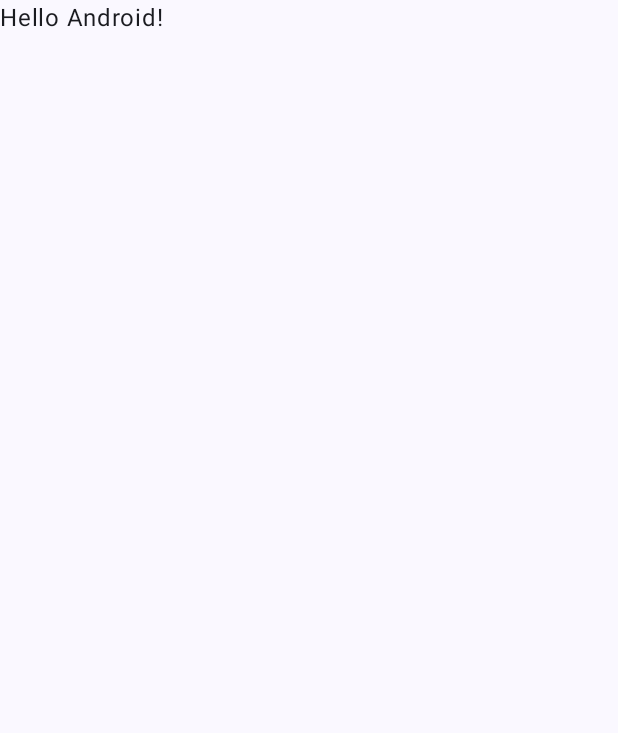
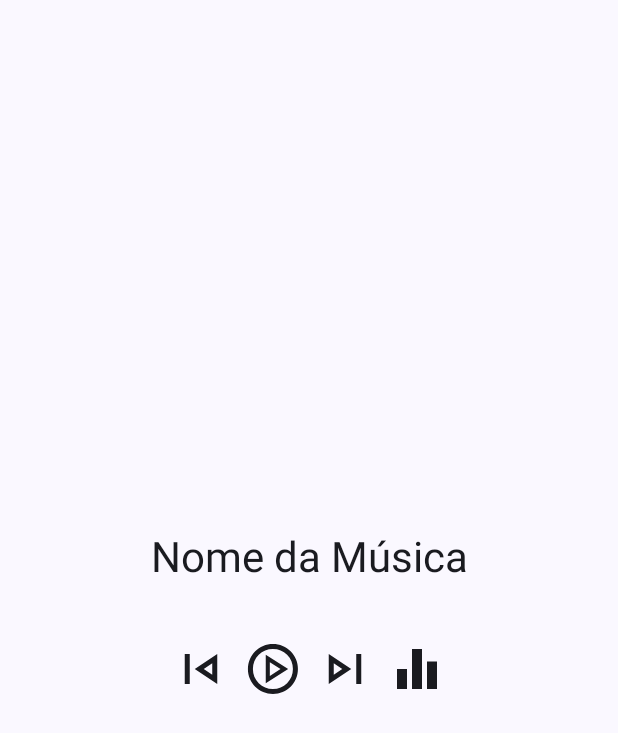
Before and after one commit to francismariano/AudioPlayerWithEqualizer, an Android app built with Jetpack Compose: the screen it shows after launch (MainActivity), on a phone screen of 412 x 824 dp. Before the commit the part shown is almost empty. Shown: the top 733 px of the screen. Run offline under Robolectric (Android 15) with nearby library versions, the phone set to English and light mode, and no system bars.

Commit message:
Implementação da arquitetura MVVM e criação das interfaces.

```diff
--- a/app/build.gradle.kts
+++ b/app/build.gradle.kts
@@ -40,7 +40,6 @@ android {
 }
 
 dependencies {
-
     implementation(libs.androidx.core.ktx)
     implementation(libs.androidx.lifecycle.runtime.ktx)
     implementation(libs.androidx.activity.compose)
@@ -56,4 +55,6 @@ dependencies {
     androidTestImplementation(libs.androidx.ui.test.junit4)
     debugImplementation(libs.androidx.ui.tooling)
     debugImplementation(libs.androidx.ui.test.manifest)
+    // nav controller
+    implementation(libs.navigation)
 }
--- a/app/src/main/java/me/francis/audioplayerwithequalizer/MainActivity.kt
+++ b/app/src/main/java/me/francis/audioplayerwithequalizer/MainActivity.kt
@@ -5,13 +5,12 @@ import androidx.activity.ComponentActivity
 import androidx.activity.compose.setContent
 import androidx.activity.enableEdgeToEdge
 import androidx.compose.foundation.layout.fillMaxSize
-import androidx.compose.foundation.layout.padding
-import androidx.compose.material3.Scaffold
-import androidx.compose.material3.Text
-import androidx.compose.runtime.Composable
+import androidx.compose.material3.MaterialTheme
+import androidx.compose.material3.Surface
 import androidx.compose.ui.Modifier
-import androidx.compose.ui.tooling.preview.Preview
+import me.francis.audioplayerwithequalizer.navigation.NavManager
 import me.francis.audioplayerwithequalizer.ui.theme.AudioPlayerWithEqualizerTheme
+import me.francis.audioplayerwithequalizer.viewModels.PlayerViewModel
 
 class MainActivity : ComponentActivity() {
     override fun onCreate(savedInstanceState: Bundle?) {
@@ -19,29 +18,18 @@ class MainActivity : ComponentActivity() {
         enableEdgeToEdge()
         setContent {
             AudioPlayerWithEqualizerTheme {
-                Scaffold(modifier = Modifier.fillMaxSize()) { innerPadding ->
-                    Greeting(
-                        name = "Android",
-                        modifier = Modifier.padding(innerPadding)
-                    )
+                // A surface container using the 'background' color from the theme
+                Surface(
+                    modifier = Modifier.fillMaxSize(),
+                    color = MaterialTheme.colorScheme.background
+                ) {
+                    // view model
+                    val playerViewModel = PlayerViewModel()
+
+                    // navigation
+                    NavManager(playerViewModel = playerViewModel)
                 }
             }
         }
     }
 }
-
-@Composable
-fun Greeting(name: String, modifier: Modifier = Modifier) {
-    Text(
-        text = "Hello $name!",
-        modifier = modifier
-    )
-}
-
-@Preview(showBackground = true)
-@Composable
-fun GreetingPreview() {
-    AudioPlayerWithEqualizerTheme {
-        Greeting("Android")
-    }
-}
--- /dev/null
+++ b/app/src/main/java/me/francis/audioplayerwithequalizer/navigation/NavManager.kt
@@ -0,0 +1,47 @@
+package me.francis.audioplayerwithequalizer.navigation
+
+import androidx.compose.runtime.Composable
+import androidx.compose.runtime.getValue
+import androidx.compose.runtime.mutableStateOf
+import androidx.compose.runtime.remember
+import androidx.compose.runtime.setValue
+import androidx.navigation.compose.NavHost
+import androidx.navigation.compose.composable
+import androidx.navigation.compose.rememberNavController
+import me.francis.audioplayerwithequalizer.viewModels.EqualizerViewModel
+import me.francis.audioplayerwithequalizer.viewModels.PlayerViewModel
+import me.francis.audioplayerwithequalizer.views.EqualizerView
+import me.francis.audioplayerwithequalizer.views.MediaPlayerUI
+
+@Composable
+internal fun NavManager(
+    playerViewModel: PlayerViewModel
+) {
+    val navController = rememberNavController()
+
+    NavHost(
+        navController = navController,
+        startDestination = "playerView"
+    ) {
+        composable(route = "playerView") {
+            // todo: colocar esses estados na viewModel
+            var isPlaying by remember { mutableStateOf(false) }
+            var currentSong by remember { mutableStateOf("Nome da Música") }
+
+            MediaPlayerUI(
+                songTitle = currentSong,
+                isPlaying = isPlaying,
+                navController = navController,
+                playerViewModel = playerViewModel
+            )
+        }
+
+        // navegação para o equalizador
+        composable(route = "equalizer") {
+            EqualizerView(
+                navController = navController,
+                equalizerViewModel = EqualizerViewModel(),
+            )
+        }
+    }
+}
--- /dev/null
+++ b/app/src/main/java/me/francis/audioplayerwithequalizer/views/PlayerView.kt
@@ -0,0 +1,86 @@
+package me.francis.audioplayerwithequalizer.views
+
+import androidx.compose.foundation.layout.Arrangement
+import androidx.compose.foundation.layout.Column
+import androidx.compose.foundation.layout.Row
+import androidx.compose.foundation.layout.Spacer
+import androidx.compose.foundation.layout.fillMaxSize
+import androidx.compose.foundation.layout.height
+import androidx.compose.foundation.layout.padding
+import androidx.compose.foundation.layout.size
+import androidx.compose.material3.Icon
+import androidx.compose.material3.IconButton
+import androidx.compose.material3.MaterialTheme
+import androidx.compose.material3.Text
+import androidx.compose.runtime.Composable
+import androidx.compose.ui.Alignment
+import androidx.compose.ui.Modifier
+import androidx.compose.ui.res.painterResource
+import androidx.compose.ui.text.style.TextAlign
+import androidx.compose.ui.unit.dp
+import androidx.navigation.NavController
+import me.francis.audioplayerwithequalizer.R
+import me.francis.audioplayerwithequalizer.viewModels.PlayerViewModel
+
+@Composable
+internal fun MediaPlayerUI(
+    songTitle: String,
+    isPlaying: Boolean,
+    navController: NavController,
+    playerViewModel: PlayerViewModel,
+) {
+    Column(
+        modifier = Modifier
+            .fillMaxSize()
+            .padding(24.dp),
+        horizontalAlignment = Alignment.CenterHorizontally,
+        verticalArrangement = Arrangement.Center
+    ) {
+        Text(
+            text = songTitle,
+            style = MaterialTheme.typography.headlineMedium,
+            textAlign = TextAlign.Center
+        )
+
+        Spacer(modifier = Modifier.height(32.dp))
+
+        Row(
+            horizontalArrangement = Arrangement.Center,
+            verticalAlignment = Alignment.CenterVertically
+        ) {
+            IconButton(onClick = playerViewModel::previousTrack) {
+                Icon(
+                    painter = painterResource(R.drawable.previous),
+                    contentDescription = "Faixa anterior",
+                    modifier = Modifier.size(48.dp)
+                )
+            }
+
+            IconButton(onClick = playerViewModel::playPause) {
+                Icon(
+                    painter = if (isPlaying) painterResource(R.drawable.pause) else painterResource(
+                        R.drawable.play
+                    ),
+                    contentDescription = if (isPlaying) "Pausar" else "Tocar",
+                    modifier = Modifier.size(64.dp)
+                )
+            }
+
+            IconButton(onClick = playerViewModel::nextTrack) {
+                Icon(
+                    painter = painterResource(R.drawable.next),
+                    contentDescription = "Próxima faixa",
+                    modifier = Modifier.size(48.dp)
+                )
+            }
+
+            IconButton(onClick = { navController.navigate("equalizer") }) {
+                Icon(
+                    painter = painterResource(R.drawable.equalizer),
+                    contentDescription = "Próxima faixa",
+                    modifier = Modifier.size(48.dp)
+                )
+            }
+        }
+    }
+}
--- /dev/null
+++ b/app/src/main/res/drawable/equalizer.xml
@@ -0,0 +1,9 @@
+<vector xmlns:android="http://schemas.android.com/apk/res/android"
+    android:width="501dp"
+    android:height="501dp"
+    android:viewportWidth="501"
+    android:viewportHeight="501">
+    <path
+        android:fillColor="#000000"
+        android:pathData="M83.5 417.5V250.5H167V417.5H83.5ZM208.75 417.5V83.5H292.25V417.5H208.75ZM334 417.5V187.875H417.5V417.5H334Z" />
+</vector>
--- /dev/null
+++ b/app/src/main/res/drawable/next.xml
@@ -0,0 +1,9 @@
+<vector xmlns:android="http://schemas.android.com/apk/res/android"
+    android:width="501dp"
+    android:height="501dp"
+    android:viewportWidth="501"
+    android:viewportHeight="501">
+    <path
+        android:fillColor="#000000"
+        android:pathData="M344.438 375.75V125.25H386.188V375.75H344.438ZM114.812 375.75V125.25L302.688 250.5L114.812 375.75ZM156.563 297.469L227.538 250.5L156.563 203.531V297.469Z" />
+</vector>
--- /dev/null
+++ b/app/src/main/res/drawable/pause.xml
@@ -0,0 +1,9 @@
+<vector xmlns:android="http://schemas.android.com/apk/res/android"
+    android:width="501dp"
+    android:height="501dp"
+    android:viewportWidth="501"
+    android:viewportHeight="501">
+    <path
+        android:fillColor="#000000"
+        android:pathData="M187.875 334H229.625V167H187.875V334ZM271.375 334H313.125V167H271.375V334ZM250.5 459.25C221.623 459.25 194.485 453.77 169.088 442.811C143.69 431.852 121.597 416.978 102.809 398.191C84.0219 379.403 69.1484 357.31 58.1891 331.912C47.2297 306.515 41.75 279.377 41.75 250.5C41.75 221.623 47.2297 194.485 58.1891 169.088C69.1484 143.69 84.0219 121.597 102.809 102.809C121.597 84.0219 143.69 69.1484 169.088 58.1891C194.485 47.2297 221.623 41.75 250.5 41.75C279.377 41.75 306.515 47.2297 331.912 58.1891C357.31 69.1484 379.403 84.0219 398.191 102.809C416.978 121.597 431.852 143.69 442.811 169.088C453.77 194.485 459.25 221.623 459.25 250.5C459.25 279.377 453.77 306.515 442.811 331.912C431.852 357.31 416.978 379.403 398.191 398.191C379.403 416.978 357.31 431.852 331.912 442.811C306.515 453.77 279.377 459.25 250.5 459.25ZM250.5 417.5C297.121 417.5 336.609 401.322 368.966 368.966C401.322 336.609 417.5 297.121 417.5 250.5C417.5 203.879 401.322 164.391 368.966 132.034C336.609 99.6781 297.121 83.5 250.5 83.5C203.879 83.5 164.391 99.6781 132.034 132.034C99.6781 164.391 83.5 203.879 83.5 250.5C83.5 297.121 99.6781 336.609 132.034 368.966C164.391 401.322 203.879 417.5 250.5 417.5Z" />
+</vector>
--- /dev/null
+++ b/app/src/main/res/drawable/play.xml
@@ -0,0 +1,12 @@
+<vector xmlns:android="http://schemas.android.com/apk/res/android"
+    android:width="501dp"
+    android:height="501dp"
+    android:viewportWidth="501"
+    android:viewportHeight="501">
+    <path
+        android:fillColor="#000000"
+        android:pathData="M249.75 459.5C220.873 459.5 193.735 454.02 168.338 443.061C142.94 432.102 120.847 417.228 102.059 398.441C83.2719 379.653 68.3984 357.56 57.4391 332.162C46.4797 306.765 41 279.627 41 250.75C41 221.873 46.4797 194.735 57.4391 169.338C68.3984 143.94 83.2719 121.847 102.059 103.059C120.847 84.2719 142.94 69.3984 168.338 58.4391C193.735 47.4797 220.873 42 249.75 42C278.627 42 305.765 47.4797 331.162 58.4391C356.56 69.3984 378.653 84.2719 397.441 103.059C416.228 121.847 431.102 143.94 442.061 169.338C453.02 194.735 458.5 221.873 458.5 250.75C458.5 279.627 453.02 306.765 442.061 332.162C431.102 357.56 416.228 379.653 397.441 398.441C378.653 417.228 356.56 432.102 331.162 443.061C305.765 454.02 278.627 459.5 249.75 459.5ZM249.75 417.75C296.371 417.75 335.859 401.572 368.216 369.216C400.572 336.859 416.75 297.371 416.75 250.75C416.75 204.129 400.572 164.641 368.216 132.284C335.859 99.9281 296.371 83.75 249.75 83.75C203.129 83.75 163.641 99.9281 131.284 132.284C98.9281 164.641 82.75 204.129 82.75 250.75C82.75 297.371 98.9281 336.859 131.284 369.216C163.641 401.572 203.129 417.75 249.75 417.75Z" />
+    <path
+        android:fillColor="#000000"
+        android:pathData="M190 370V132L377 251L190 370ZM224 307.95L313.25 251L224 194.05V307.95Z" />
+</vector>
--- /dev/null
+++ b/app/src/main/res/drawable/previous.xml
@@ -0,0 +1,9 @@
+<vector xmlns:android="http://schemas.android.com/apk/res/android"
+    android:width="501dp"
+    android:height="501dp"
+    android:viewportWidth="501"
+    android:viewportHeight="501">
+    <path
+        android:fillColor="#000000"
+        android:pathData="M114.812 375.75V125.25H156.563V375.75H114.812ZM386.188 375.75L198.313 250.5L386.188 125.25V375.75ZM344.438 297.469V203.531L273.463 250.5L344.438 297.469Z" />
+</vector>
--- a/build.gradle.kts
+++ b/build.gradle.kts
@@ -2,5 +2,6 @@
 plugins {
     alias(libs.plugins.android.application) apply false
     alias(libs.plugins.kotlin.android) apply false
+    alias(libs.plugins.android.library) apply false
     alias(libs.plugins.kotlin.compose) apply false
 }
--- a/gradle/libs.versions.toml
+++ b/gradle/libs.versions.toml
@@ -10,6 +10,8 @@ activityCompose = "1.10.1"
 composeBom = "2024.09.00"
 appcompat = "1.6.1"
 material = "1.10.0"
+#
+navigation-version = "2.8.5"
 
 [libraries]
 androidx-core-ktx = { group = "androidx.core", name = "core-ktx", version.ref = "coreKtx" }
@@ -28,6 +30,9 @@ androidx-ui-test-junit4 = { group = "androidx.compose.ui", name = "ui-test-junit
 androidx-material3 = { group = "androidx.compose.material3", name = "material3" }
 androidx-appcompat = { group = "androidx.appcompat", name = "appcompat", version.ref = "appcompat" }
 material = { group = "com.google.android.material", name = "material", version.ref = "material" }
+#
+navigation = { group = "androidx.navigation", name = "navigation-compose", version.ref = "navigation-version" }
+
 
 [plugins]
 android-application = { id = "com.android.application", version.ref = "agp" }
```
Also changed, not shown: app/src/main/java/me/francis/audioplayerwithequalizer/models/Equalizer.kt (added, +7 -0 lines), app/src/main/java/me/francis/audioplayerwithequalizer/viewModels/EqualizerViewModel.kt (added, +14 -0 lines), app/src/main/java/me/francis/audioplayerwithequalizer/viewModels/PlayerViewModel.kt (added, +39 -0 lines), app/src/main/java/me/francis/audioplayerwithequalizer/views/EqualizerView.kt (added, +225 -0 lines).
